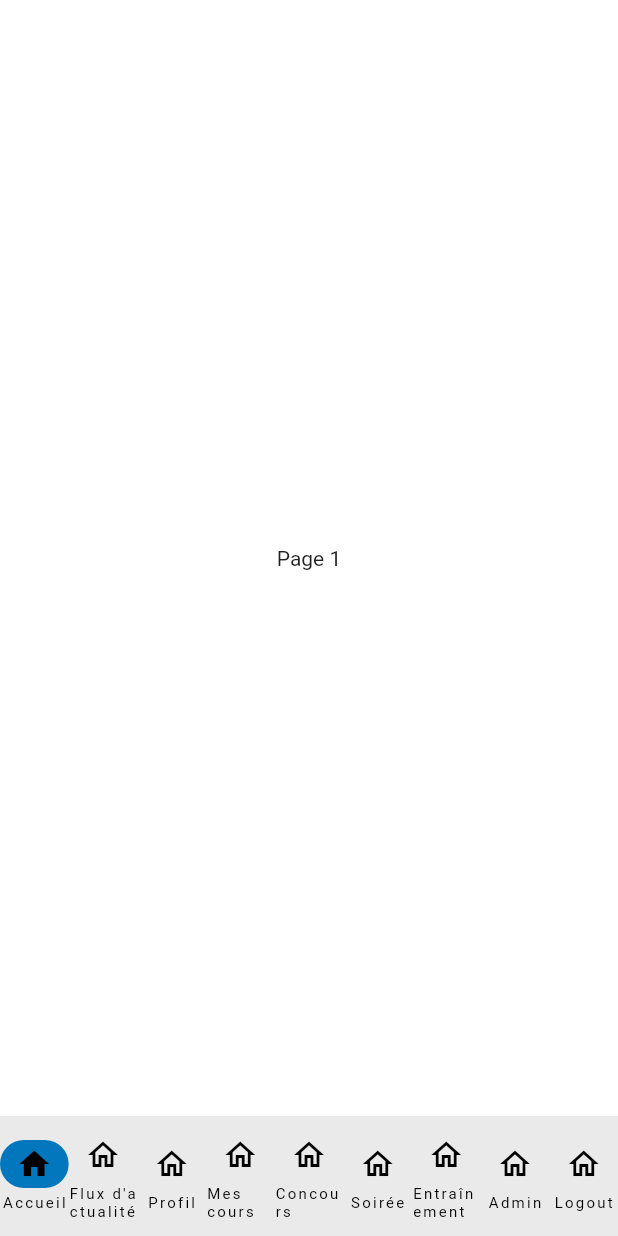
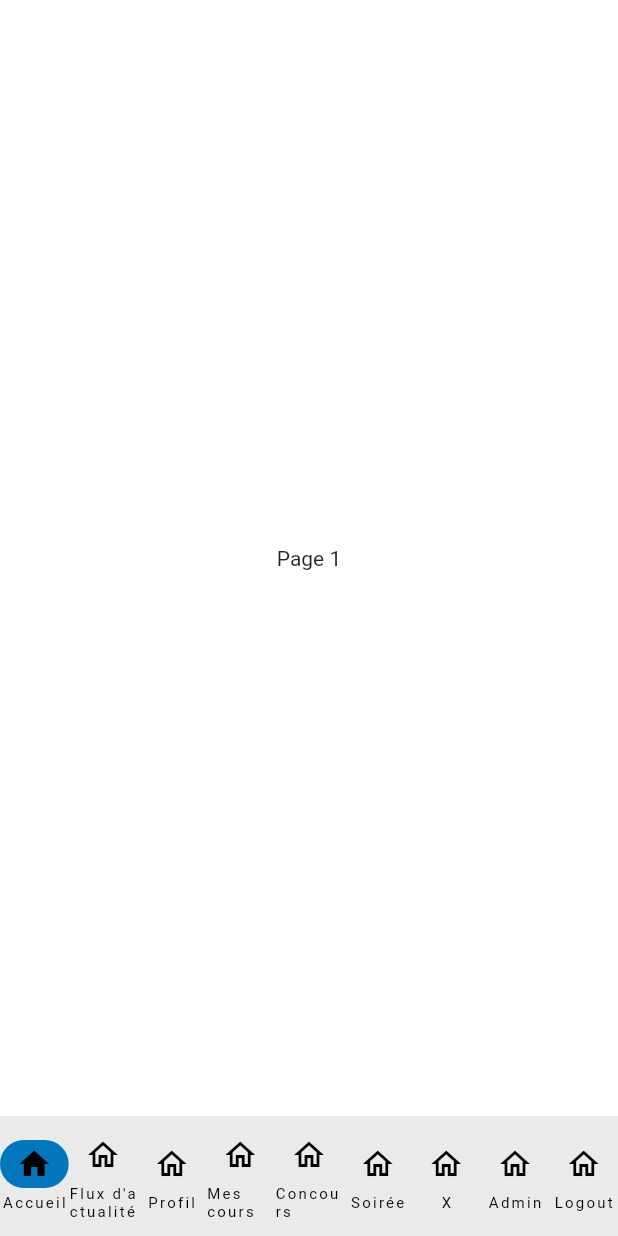
Before and after one commit to Kisat0/codingStable, a Flutter app: the HomePage screen opened by its route, on a phone screen of 412 x 824 dp. Run offline on Flutter 3.47's test engine with Material 2 defaults, Android fonts, the phone set to English and light mode, and no system bars; our stand-ins replace image_picker; missing offline and left inert: dart:ffi, mongo_dart.

Commit message:
eddit home page

```diff
--- a/lib/homepage.dart
+++ b/lib/homepage.dart
@@ -69,7 +69,7 @@ class _HomePageState extends State<HomePage> {
           NavigationDestination(
               selectedIcon: Icon(Icons.home),
               icon: Icon(Icons.home_outlined),
-              label: 'Entraînement'),
+              label: 'X'),
           NavigationDestination(
               selectedIcon: Icon(Icons.home),
               icon: Icon(Icons.home_outlined),
```
